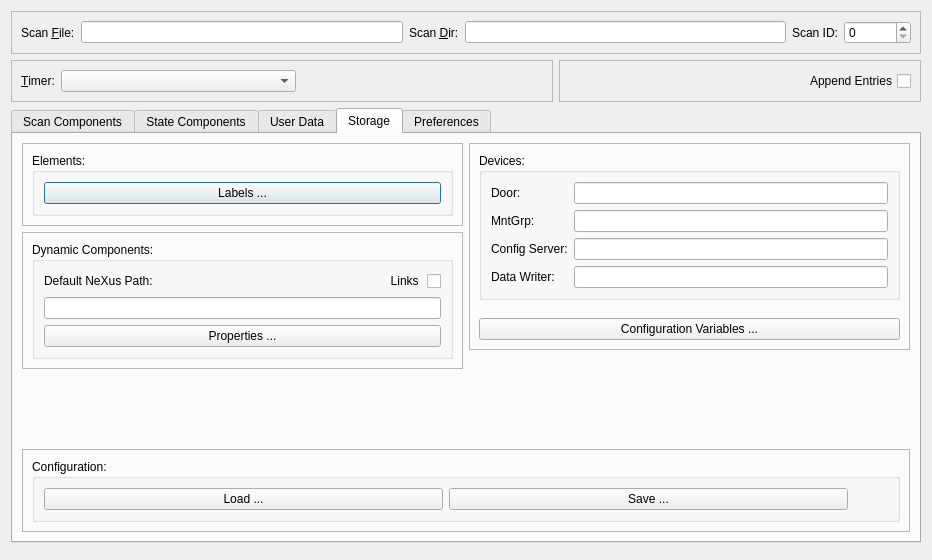
Qt form nxselector/ui/selector.ui (nexdatas/nxselector) before a commit.
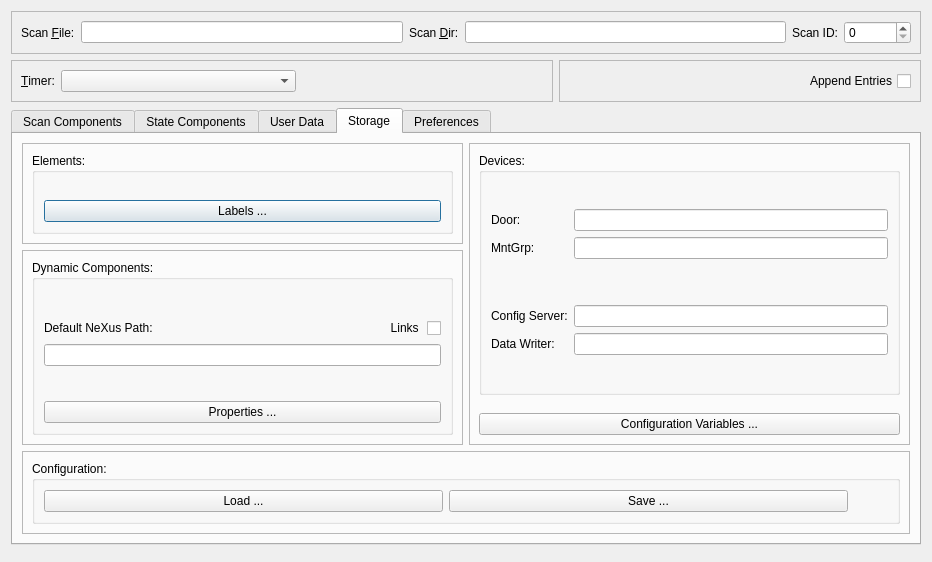
The same form after that commit. The open tabs and pages were chosen to show the change.

```diff
--- a/nxselector/ui/selector.ui
+++ b/nxselector/ui/selector.ui
@@ -7,7 +7,7 @@
     <x>0</x>
     <y>0</y>
     <width>932</width>
-    <height>560</height>
+    <height>562</height>
    </rect>
   </property>
   <property name="windowTitle">
@@ -239,13 +239,29 @@
                    <string>Elements:</string>
                   </property>
                   <layout class="QGridLayout" name="gridLayout_16">
-                   <item row="1" column="0">
+                   <item row="2" column="0">
                     <widget class="QPushButton" name="labelsPushButton">
                      <property name="text">
                       <string>Labels ...</string>
                      </property>
                     </widget>
                    </item>
+                   <item row="1" column="0">
+                    <spacer name="verticalSpacer_6">
+                     <property name="orientation">
+                      <enum>Qt::Vertical</enum>
+                     </property>
+                     <property name="sizeType">
+                      <enum>QSizePolicy::Maximum</enum>
+                     </property>
+                     <property name="sizeHint" stdset="0">
+                      <size>
+                       <width>20</width>
+                       <height>40</height>
+                      </size>
+                     </property>
+                    </spacer>
+                   </item>
                   </layout>
                  </widget>
                 </item>
@@ -267,7 +283,7 @@
                    <string>Dynamic Components:</string>
                   </property>
                   <layout class="QGridLayout" name="gridLayout_6">
-                   <item row="0" column="0">
+                   <item row="1" column="0">
                     <layout class="QVBoxLayout" name="verticalLayout_2">
                      <item>
                       <layout class="QHBoxLayout" name="horizontalLayout_11">
@@ -296,6 +312,22 @@
                      <item>
                       <widget class="QLineEdit" name="dcPathLineEdit"/>
                      </item>
+                     <item>
+                      <spacer name="verticalSpacer_2">
+                       <property name="orientation">
+                        <enum>Qt::Vertical</enum>
+                       </property>
+                       <property name="sizeType">
+                        <enum>QSizePolicy::Maximum</enum>
+                       </property>
+                       <property name="sizeHint" stdset="0">
+                        <size>
+                         <width>20</width>
+                         <height>40</height>
+                        </size>
+                       </property>
+                      </spacer>
+                     </item>
                      <item>
                       <widget class="QPushButton" name="propPushButton">
                        <property name="text">
@@ -305,25 +337,28 @@
                      </item>
                     </layout>
                    </item>
+                   <item row="0" column="0">
+                    <spacer name="verticalSpacer_4">
+                     <property name="orientation">
+                      <enum>Qt::Vertical</enum>
+                     </property>
+                     <property name="sizeType">
+                      <enum>QSizePolicy::Maximum</enum>
+                     </property>
+                     <property name="sizeHint" stdset="0">
+                      <size>
+                       <width>20</width>
+                       <height>40</height>
+                      </size>
+                     </property>
+                    </spacer>
+                   </item>
                   </layout>
                  </widget>
                 </item>
                </layout>
               </widget>
              </item>
-             <item>
-              <spacer name="verticalSpacer_4">
-               <property name="orientation">
-                <enum>Qt::Vertical</enum>
-               </property>
-               <property name="sizeHint" stdset="0">
-                <size>
-                 <width>332</width>
-                 <height>38</height>
-                </size>
-               </property>
-              </spacer>
-             </item>
             </layout>
            </item>
            <item>
@@ -345,7 +380,7 @@
                   <layout class="QGridLayout" name="gridLayout_5">
                    <item row="0" column="0">
                     <layout class="QGridLayout" name="gridLayout_2">
-                     <item row="2" column="0">
+                     <item row="3" column="0">
                       <widget class="QLabel" name="devConfigLabel">
                        <property name="text">
                         <string>Config Server:</string>
@@ -381,10 +416,10 @@
                      <item row="1" column="1">
                       <widget class="QLineEdit" name="mntGrpLineEdit"/>
                      </item>
-                     <item row="2" column="1">
+                     <item row="3" column="1">
                       <widget class="QLineEdit" name="devConfigLineEdit"/>
                      </item>
-                     <item row="3" column="0">
+                     <item row="4" column="0">
                       <widget class="QLabel" name="devWriterLabel">
                        <property name="text">
                         <string>Data Writer:</string>
@@ -394,9 +429,25 @@
                        </property>
                       </widget>
                      </item>
-                     <item row="3" column="1">
+                     <item row="4" column="1">
                       <widget class="QLineEdit" name="devWriterLineEdit"/>
                      </item>
+                     <item row="2" column="1">
+                      <spacer name="verticalSpacer_5">
+                       <property name="orientation">
+                        <enum>Qt::Vertical</enum>
+                       </property>
+                       <property name="sizeType">
+                        <enum>QSizePolicy::Maximum</enum>
+                       </property>
+                       <property name="sizeHint" stdset="0">
+                        <size>
+                         <width>20</width>
+                         <height>40</height>
+                        </size>
+                       </property>
+                      </spacer>
+                     </item>
                     </layout>
                    </item>
                   </layout>
@@ -408,7 +459,7 @@
                    <enum>Qt::Vertical</enum>
                   </property>
                   <property name="sizeType">
-                   <enum>QSizePolicy::Fixed</enum>
+                   <enum>QSizePolicy::Minimum</enum>
                   </property>
                   <property name="sizeHint" stdset="0">
                    <size>
@@ -428,19 +479,6 @@
                </layout>
               </widget>
              </item>
-             <item>
-              <spacer name="verticalSpacer_2">
-               <property name="orientation">
-                <enum>Qt::Vertical</enum>
-               </property>
-               <property name="sizeHint" stdset="0">
-                <size>
-                 <width>20</width>
-                 <height>40</height>
-                </size>
-               </property>
-              </spacer>
-             </item>
             </layout>
            </item>
           </layout>
```
Left out of the diff: 13 changed lines with no effect on the pictures.
